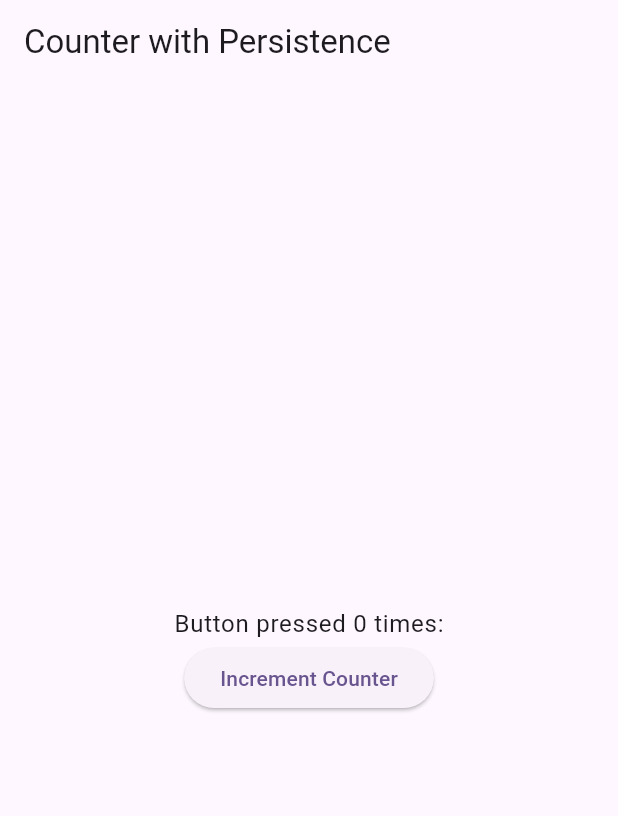
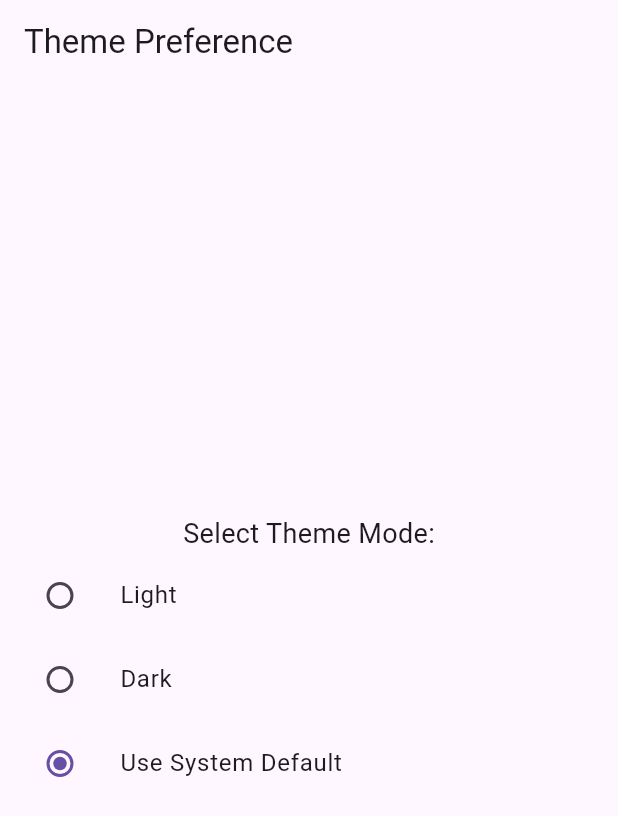
Before and after one commit to ipinlearn4code/Mobile-Praktikum, a Flutter app: the screen it shows after launch, on a phone screen of 412 x 824 dp. Shown: the top 816 px of the screen. Run offline on Flutter 3.47's test engine with Material 3 defaults, Android fonts, the phone set to English and light mode, and no system bars; our stand-ins replace cached_network_image, shared_preferences.

Commit message:
update praktikum 9

```diff
--- a/praktikum/lib/main.dart
+++ b/praktikum/lib/main.dart
@@ -17,6 +17,8 @@ import 'package:praktikum/praktikum7/second_page_data.dart';
 import 'package:praktikum/praktikum7/second_page_nav.dart';
 import 'package:praktikum/praktikum7/simple_nav.dart';
 import 'package:praktikum/praktikum8/httpExamples.dart';
+import 'package:praktikum/praktikum8/imageenetwork.dart';
+import 'package:praktikum/praktikum8/shared_pref_dark_mode.dart';
 import 'package:praktikum/praktikum8/shared_preference_examples.dart';
 
 void main() {
@@ -56,7 +58,7 @@ class MyApp extends StatelessWidget {
       // home: LemparDataHalaman(),
       routes: {
         // simplenav
-        '/': (context) => SharedPreferenceExamples(),
+        '/': (context) => SharedPrefDarkMode(),
         '/second': (context) => SecondPageNav(),
 
         // '/': (context) => LemparDataHalaman(),
--- /dev/null
+++ b/praktikum/lib/praktikum8/shared_pref_dark_mode.dart
@@ -0,0 +1,139 @@
+import 'package:flutter/material.dart';
+import 'package:shared_preferences/shared_preferences.dart';
+
+class SharedPrefDarkMode extends StatefulWidget {
+  @override
+  _SharedPrefDarkModeState createState() => _SharedPrefDarkModeState();
+}
+
+class _SharedPrefDarkModeState extends State<SharedPrefDarkMode> {
+  ThemeMode _themeMode = ThemeMode.system;
+
+  @override
+  void initState() {
+    super.initState();
+    _loadThemePreference();
+  }
+
+  // Memuat preferensi tema dari SharedPreferences
+  Future<void> _loadThemePreference() async {
+    final prefs = await SharedPreferences.getInstance();
+    final theme = prefs.getString('themeMode') ?? 'system';
+    setState(() {
+      _themeMode = _getThemeModeFromString(theme);
+    });
+  }
+
+  // Menyimpan preferensi tema ke SharedPreferences
+  Future<void> _saveThemePreference(ThemeMode themeMode) async {
+    final prefs = await SharedPreferences.getInstance();
+    final theme = _getStringFromThemeMode(themeMode);
+    await prefs.setString('themeMode', theme);
+  }
+
+  // Mengubah preferensi tema
+  void _updateThemeMode(ThemeMode themeMode) {
+    setState(() {
+      _themeMode = themeMode;
+    });
+    _saveThemePreference(themeMode);
+  }
+
+  // Helper untuk konversi ThemeMode ke String
+  String _getStringFromThemeMode(ThemeMode themeMode) {
+    switch (themeMode) {
+      case ThemeMode.light:
+        return 'light';
+      case ThemeMode.dark:
+        return 'dark';
+      case ThemeMode.system:
+      default:
+        return 'system';
+    }
+  }
+
+  // Helper untuk konversi String ke ThemeMode
+  ThemeMode _getThemeModeFromString(String theme) {
+    switch (theme) {
+      case 'light':
+        return ThemeMode.light;
+      case 'dark':
+        return ThemeMode.dark;
+      case 'system':
+      default:
+        return ThemeMode.system;
+    }
+  }
+
+  @override
+  Widget build(BuildContext context) {
+    return MaterialApp(
+      title: 'Theme Preference',
+      themeMode: _themeMode,
+      theme: ThemeData.light(),
+      darkTheme: ThemeData.dark(),
+      home: HomeScreen(
+        themeMode: _themeMode,
+        onThemeChanged: _updateThemeMode,
+      ),
+    );
+  }
+}
+
+class HomeScreen extends StatelessWidget {
+  final ThemeMode themeMode;
+  final Function(ThemeMode) onThemeChanged;
+
+  const HomeScreen({
+    required this.themeMode,
+    required this.onThemeChanged,
+  });
+
+  @override
+  Widget build(BuildContext context) {
+    return Scaffold(
+      appBar: AppBar(
+        title: Text('Theme Preference'),
+      ),
+      body: Column(
+        mainAxisAlignment: MainAxisAlignment.center,
+        children: [
+          Text(
+            'Select Theme Mode:',
+            style: TextStyle(fontSize: 18),
+          ),
+          ListTile(
+            title: Text('Light'),
+            leading: Radio<ThemeMode>(
+              value: ThemeMode.light,
+              groupValue: themeMode,
+              onChanged: (ThemeMode? value) {
+                if (value != null) onThemeChanged(value);
+              },
+            ),
+          ),
+          ListTile(
+            title: Text('Dark'),
+            leading: Radio<ThemeMode>(
+              value: ThemeMode.dark,
+              groupValue: themeMode,
+              onChanged: (ThemeMode? value) {
+                if (value != null) onThemeChanged(value);
+              },
+            ),
+          ),
+          ListTile(
+            title: Text('Use System Default'),
+            leading: Radio<ThemeMode>(
+              value: ThemeMode.system,
+              groupValue: themeMode,
+              onChanged: (ThemeMode? value) {
+                if (value != null) onThemeChanged(value);
+              },
+            ),
+          ),
+        ],
+      ),
+    );
+  }
+}
--- a/praktikum/pubspec.yaml
+++ b/praktikum/pubspec.yaml
@@ -37,6 +37,7 @@ dependencies:
   cupertino_icons: ^1.0.8
   http: ^1.2.2
   shared_preferences: ^2.3.2
+  cached_network_image: ^3.4.1
 
 dev_dependencies:
   flutter_test:
```
Also changed, not shown: praktikum/lib/praktikum8/imageenetwork.dart (added, +22 -0 lines), praktikum/pubspec.lock, 2 other files.
